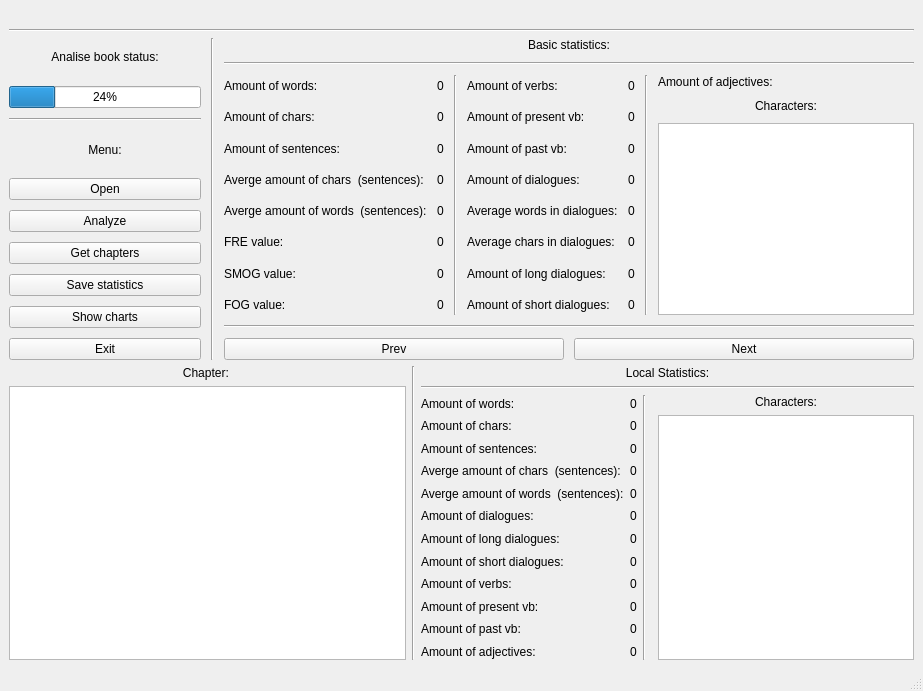
Old version of the form MachineBookExtract/TestUI.ui in the repository pawo97/MachineBookExtract.
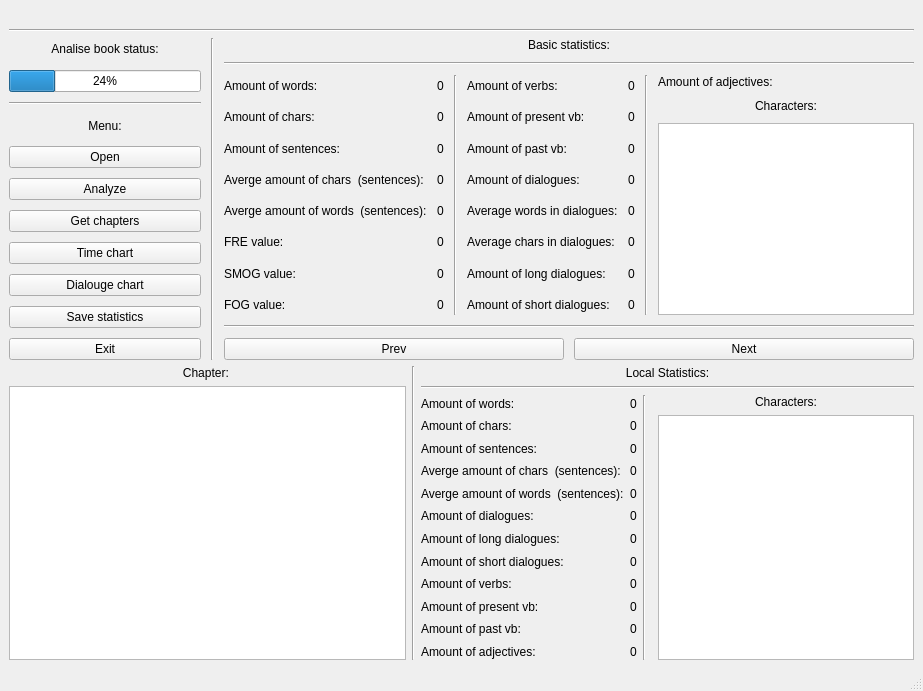
New version of the form.

The edit to the form file:
```diff
--- a/MachineBookExtract/TestUI.ui
+++ b/MachineBookExtract/TestUI.ui
@@ -106,6 +106,20 @@
           </property>
          </widget>
         </item>
+        <item>
+         <widget class="QPushButton" name="pushButton_5">
+          <property name="text">
+           <string>Time chart</string>
+          </property>
+         </widget>
+        </item>
+        <item>
+         <widget class="QPushButton" name="pushButton_9">
+          <property name="text">
+           <string>Dialouge chart</string>
+          </property>
+         </widget>
+        </item>
         <item>
          <widget class="QPushButton" name="pushButton_4">
           <property name="text">
@@ -113,13 +127,6 @@
           </property>
          </widget>
         </item>
-        <item>
-         <widget class="QPushButton" name="pushButton_5">
-          <property name="text">
-           <string>Show charts</string>
-          </property>
-         </widget>
-        </item>
         <item>
          <widget class="QPushButton" name="pushButton_6">
           <property name="text">
```
